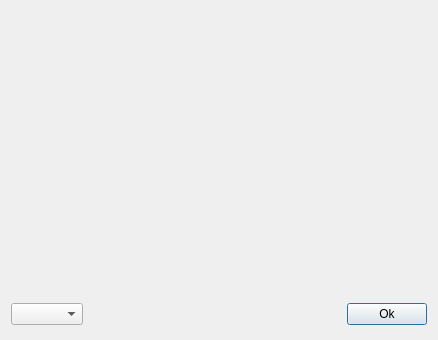
First picture: the form in sc_hardware/holoeye/holoeye.ui, repository ZhuangLab/storm-control, before the edit.
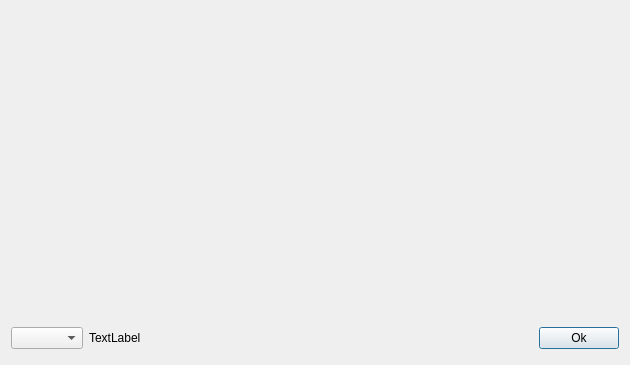
Second picture: the form after the edit. Custom widgets are drawn as their Qt base class.

```diff
--- a/sc_hardware/holoeye/holoeye.ui
+++ b/sc_hardware/holoeye/holoeye.ui
@@ -6,8 +6,8 @@
    <rect>
     <x>0</x>
     <y>0</y>
-    <width>438</width>
-    <height>340</height>
+    <width>630</width>
+    <height>365</height>
    </rect>
   </property>
   <property name="sizePolicy">
@@ -18,14 +18,14 @@
   </property>
   <property name="minimumSize">
    <size>
-    <width>438</width>
-    <height>340</height>
+    <width>630</width>
+    <height>365</height>
    </size>
   </property>
   <property name="maximumSize">
    <size>
-    <width>438</width>
-    <height>341</height>
+    <width>630</width>
+    <height>365</height>
    </size>
   </property>
   <property name="windowTitle">
@@ -51,14 +51,14 @@
       <widget class="HoloeyeThumbnail" name="thumbnailWidget" native="true">
        <property name="minimumSize">
         <size>
-         <width>280</width>
-         <height>280</height>
+         <width>300</width>
+         <height>300</height>
         </size>
        </property>
        <property name="maximumSize">
         <size>
-         <width>280</width>
-         <height>280</height>
+         <width>800</width>
+         <height>300</height>
         </size>
        </property>
       </widget>
@@ -83,6 +83,13 @@
      <item>
       <widget class="QComboBox" name="patternComboBox"/>
      </item>
+     <item>
+      <widget class="QLabel" name="screenLabel">
+       <property name="text">
+        <string>TextLabel</string>
+       </property>
+      </widget>
+     </item>
      <item>
       <spacer name="horizontalSpacer">
        <property name="orientation">
```
Left out of the diff: 3 changed lines with no effect on the pictures.
